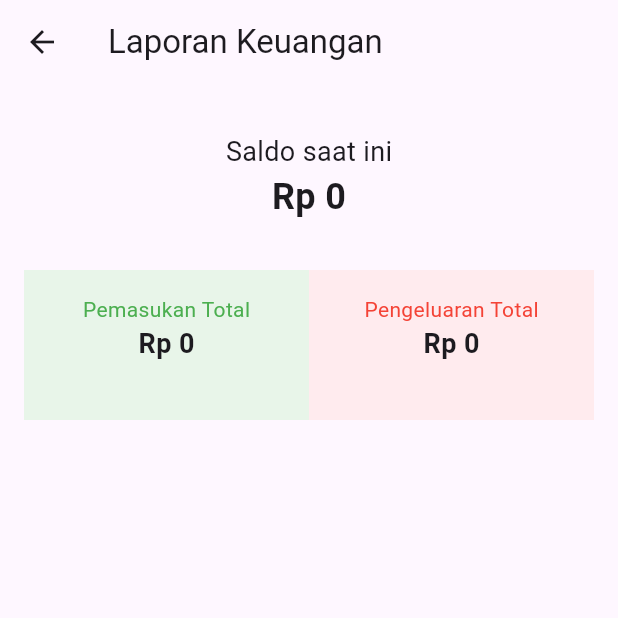
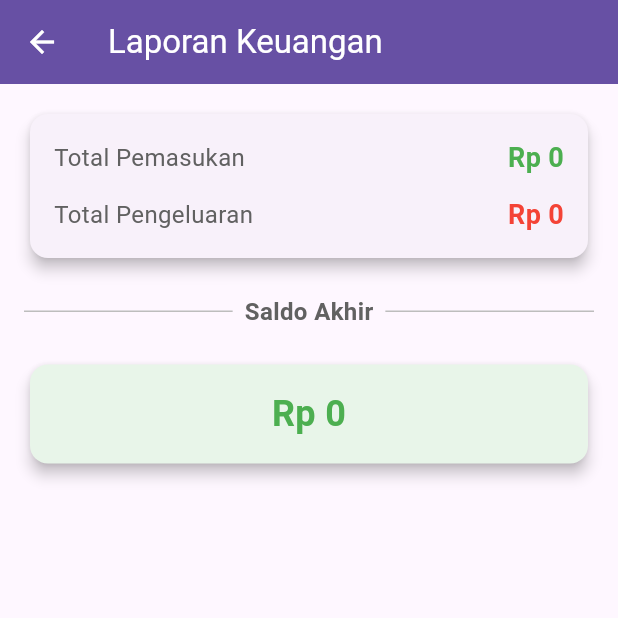
Before and after one commit to gerrybagaskoro/tugas_13_ppkdjp_mpro_b3_2025, a Flutter app: the ReportTransactionScreen screen opened by its route, on a phone screen of 412 x 824 dp, the top half of it. Run offline on Flutter 3.47's test engine with Material 3 defaults, Android fonts, the phone set to English and light mode, and no system bars; our stand-ins replace lottie, shared_preferences, sqflite; accounts and stored records are empty.

Commit message:
Enhance transaction screens: implement currency input formatting, validate numeric input, and improve UI elements for better user experience

```diff
--- a/lib/screens/report_transaction_screen.dart
+++ b/lib/screens/report_transaction_screen.dart
@@ -49,81 +49,126 @@ class _ReportTransactionScreenState extends State<ReportTransactionScreen> {
   @override
   Widget build(BuildContext context) {
     return Scaffold(
-      appBar: AppBar(title: Text('Laporan Keuangan')),
+      appBar: AppBar(
+        title: Text('Laporan Keuangan'),
+        backgroundColor: Color(0xFF6750A4),
+        foregroundColor: Colors.white,
+      ),
       body: Padding(
         padding: const EdgeInsets.all(16.0),
         child: Column(
           children: [
-            Padding(
-              padding: const EdgeInsets.all(16.0),
-              child: Column(
-                children: [
-                  Text('Saldo saat ini', style: TextStyle(fontSize: 18)),
-                  Text(
-                    formatCurrency(saldo),
-                    style: TextStyle(fontSize: 24, fontWeight: FontWeight.bold),
+            // Card untuk Total Pemasukan dan Pengeluaran
+            Card(
+              elevation: 4,
+              shape: RoundedRectangleBorder(
+                borderRadius: BorderRadius.circular(12),
               ),
-                ],
-              ),
-            ),
-            SizedBox(height: 16),
-            Row(
-              children: [
-                Expanded(
-                  child: Container(
-                    height: 100,
-                    color: Colors.green[50],
               child: Padding(
                 padding: const EdgeInsets.all(16.0),
                 child: Column(
                   children: [
+                    // Total Pemasukan
+                    Row(
+                      mainAxisAlignment: MainAxisAlignment.spaceBetween,
+                      children: [
                         Text(
-                            'Pemasukan Total',
-                            style: TextStyle(color: Colors.green),
+                          'Total Pemasukan',
+                          style: TextStyle(
+                            fontSize: 16,
+                            color: Colors.grey[700],
+                          ),
                         ),
                         Text(
-                            // 'Rp${totalPemasukan.toStringAsFixed(2)}',
                           formatCurrency(totalPemasukan),
                           style: TextStyle(
                             fontSize: 18,
                             fontWeight: FontWeight.bold,
+                            color: Colors.green,
                           ),
                         ),
                       ],
                     ),
-                    ),
-                  ),
-                ),
-                Expanded(
-                  child: Container(
-                    height: 100,
-                    color: Colors.red[50],
-                    child: Padding(
-                      padding: const EdgeInsets.all(16.0),
-                      child: Column(
+                    SizedBox(height: 12),
+                    // Total Pengeluaran
+                    Row(
+                      mainAxisAlignment: MainAxisAlignment.spaceBetween,
                       children: [
                         Text(
-                            'Pengeluaran Total',
-                            style: TextStyle(color: Colors.red),
+                          'Total Pengeluaran',
+                          style: TextStyle(
+                            fontSize: 16,
+                            color: Colors.grey[700],
+                          ),
                         ),
                         Text(
                           formatCurrency(totalPengeluaran),
                           style: TextStyle(
                             fontSize: 18,
                             fontWeight: FontWeight.bold,
+                            color: Colors.red,
                           ),
+                        ),
+                      ],
                     ),
                   ],
                 ),
               ),
             ),
+            SizedBox(height: 20),
+            // Divider dengan teks Saldo Akhir
+            Row(
+              children: [
+                Expanded(child: Divider(thickness: 1, color: Colors.grey[400])),
+                Padding(
+                  padding: const EdgeInsets.symmetric(horizontal: 8.0),
+                  child: Text(
+                    'Saldo Akhir',
+                    style: TextStyle(
+                      fontSize: 16,
+                      color: Colors.grey[700],
+                      fontWeight: FontWeight.bold,
                     ),
+                  ),
+                ),
+                Expanded(child: Divider(thickness: 1, color: Colors.grey[400])),
               ],
             ),
-            SizedBox(height: 16),
+            SizedBox(height: 20),
+            // Card untuk Saldo Akhir
+            Card(
+              elevation: 4,
+              shape: RoundedRectangleBorder(
+                borderRadius: BorderRadius.circular(12),
+              ),
+              color: saldo >= 0 ? Colors.green[50] : Colors.red[50],
+              child: Padding(
+                padding: const EdgeInsets.all(16.0),
+                child: Center(
+                  child: Text(
+                    formatCurrency(saldo),
+                    style: TextStyle(
+                      fontSize: 24,
+                      fontWeight: FontWeight.bold,
+                      color: saldo >= 0 ? Colors.green : Colors.red,
+                    ),
+                  ),
+                ),
+              ),
+            ),
+            SizedBox(height: 20),
+            // Tombol Refresh
             // ElevatedButton(
             //   onPressed: _loadReportData,
-            //   child: Text('Refresh Keuangan'),
+            //   style: ElevatedButton.styleFrom(
+            //     backgroundColor: Color(0xFF6750A4),
+            //     foregroundColor: Colors.white,
+            //     shape: RoundedRectangleBorder(
+            //       borderRadius: BorderRadius.circular(12),
+            //     ),
+            //     minimumSize: Size(double.infinity, 50),
+            //   ),
+            //   child: Text('Refresh Data'),
             // ),
           ],
         ),
```
Also changed, not shown: lib/screens/add_transaction_screen.dart (+18 -6 lines), lib/screens/edit_transaction_screen.dart (+31 -9 lines), lib/utils/currency_input_formatter.dart (added, +37 -0 lines). Lines whose indentation alone changed are shown as unchanged.
